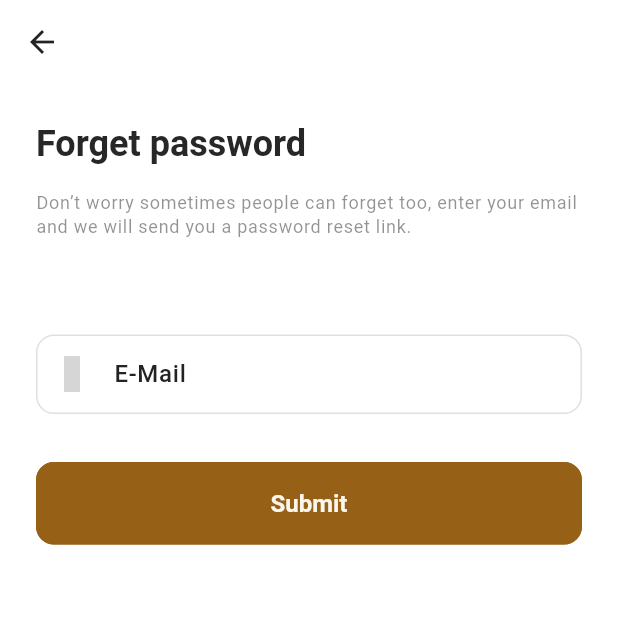
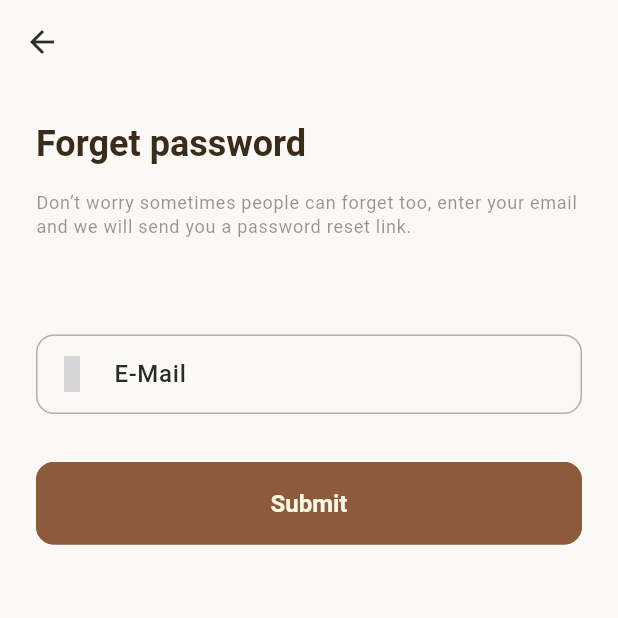
Before and after one commit to grigory-jaworowski/vintaged, a Flutter app: the screen it shows after launch, after a tap on "Forget Password?", on a phone screen of 412 x 824 dp, the top half of it. Run offline on Flutter 3.47's test engine with Material 3 defaults, Android fonts, the phone set to English and light mode, and no system bars; our stand-ins replace cloud_firestore, connectivity_plus, firebase_auth, firebase_core, flutter_native_splash, get and 3 more; accounts and stored records are empty; Roboto replaces fonts that are missing (Poppins); grey boxes are pictures that could not be loaded.

Commit message:
Home screen and custom shape implementation

```diff
--- a/lib/features/authentication/screens/password_config/reset_password.dart
+++ b/lib/features/authentication/screens/password_config/reset_password.dart
@@ -32,9 +32,9 @@ class ResetPasswordScreen extends StatelessWidget {
               const SizedBox(height: VSizes.spaceBtwSections),
 
               // Email, Title & Subtitle
+              Text(VTexts.changeYourPasswordTitle, style: Theme.of(context).textTheme.headlineMedium, textAlign: TextAlign.center),
+              const SizedBox(height: VSizes.spaceBtwItems),
               Text(email, style: Theme.of(context).textTheme.headlineMedium, textAlign: TextAlign.center),
-              const SizedBox(height: VSizes.spaceBtwItems),
-              Text(VTexts.changeYourPasswordTitle, style: Theme.of(context).textTheme.headlineMedium, textAlign: TextAlign.center),
               const SizedBox(height: VSizes.spaceBtwItems),
               Text(VTexts.changeYourPasswordSubTitle, style: Theme.of(context).textTheme.labelMedium, textAlign: TextAlign.center),
               const SizedBox(height: VSizes.spaceBtwSections),
--- a/lib/home_menu.dart
+++ b/lib/home_menu.dart
@@ -1,6 +1,8 @@
 import 'package:flutter/material.dart';
 import 'package:get/get.dart';
 import 'package:iconsax/iconsax.dart';
+import 'package:vintaged/features/shop/screens/home/home.dart';
+import 'package:vintaged/utils/constants/colors.dart';
 
 class HomeMenu extends StatelessWidget {
   const HomeMenu({super.key});
@@ -12,6 +14,7 @@ class HomeMenu extends StatelessWidget {
     return Scaffold(
       bottomNavigationBar: Obx(
         () => NavigationBar(
+          backgroundColor: VColors.white,
           height: 80,
           elevation: 0,
           selectedIndex: controller.selectedIndex.value,
@@ -32,5 +35,5 @@ class HomeMenu extends StatelessWidget {
 class HomeController extends GetxController {
   final Rx<int> selectedIndex = 0.obs;
 
-  final screens = [Container(color: Colors.lightBlue,), Container(color: Colors.blue,), Container(color: Colors.blueAccent,), Container(color: Colors.blueGrey,)];
+  final screens = [const HomeScreen(), Container(color: Colors.blue,), Container(color: Colors.blueAccent,), Container(color: Colors.blueGrey,)];
 }
--- a/lib/utils/constants/colors.dart
+++ b/lib/utils/constants/colors.dart
@@ -2,46 +2,45 @@ import 'package:flutter/material.dart';
 
 class VColors {
   // App theme colors
-  static const Color primary = Color.fromARGB(255, 151, 96, 23);
-  static const Color secondary = Color(0xFFFFE24B);
-  static const Color accent = Color(0xFFb0c7ff);
+  static const Color primary = Color(0xFF8D5A3B); // Rich brown (classic vintage leather tone)
+  static const Color secondary = Color(0xFFB9A681); // Muted beige/gold (vintage fabric)
+  static const Color accent = Color(0xFFB84D3C); // Warm terracotta (vintage warmth)
 
   // Text colors
-  static const Color textPrimary = Color(0xFF333333);
-  static const Color textSecondary = Color(0xFF6C757D);
-  static const Color textWhite = Colors.white;
+  static const Color textPrimary = Color(0xFF4F3B2F); // Deep brown for text (vintage look)
+  static const Color textSecondary = Color(0xFF7D6C55); // Muted olive-green (retro elegance)
+  static const Color textWhite = Colors.white; // White for high contrast
 
   // Background colors
-  static const Color light = Color(0xfff9f6ee);
-  static const Color dark = Color(0xFF272727);
-  static const Color primaryBackground = Color(0xFFF3F5FF);
+  static const Color light = Color(0xFFFBF9E5); // Slightly lighter warm off-white (aged paper)
+  static const Color dark = Color(0xFF3A2C1B); // Dark brown (leather or wood texture)
+  static const Color primaryBackground = Color(0xFFE9CBA7); // Light warm beige (classic vintage tone)
 
   // Background Container colors
-  static const Color lightContainer = Color(0xfff9f6ee);
-  static Color darkContainer = VColors.white.withOpacity(0.1);
+  static const Color lightContainer = Color(0xFFF1E9D1); // Soft tan (light vintage fabric)
+  static Color darkContainer = VColors.white.withOpacity(0.05); // Soft darkened white (retro feel)
 
   // Button colors
-  static const Color buttonPrimary = Color(0xFF4b68ff);
-  static const Color buttonSecondary = Color(0xFF6C757D);
-  static const Color buttonDisabled = Color(0xFFC4C4C4);
+  static const Color buttonPrimary = Color(0xFF705E3E); // Warm brown (vintage leather)
+  static const Color buttonSecondary = Color(0xFFB9A681); // Muted beige/gold (matches vintage elegance)
+  static const Color buttonDisabled = Color(0xFFC4A99F); // Muted light brown (disabled button)
 
   // Border colors
-  static const Color borderPrimary = Color(0xFFD9D9D9);
-  static const Color borderSecondary = Color(0xFFE6E6E6);
+  static const Color borderPrimary = Color(0xFFD1B89B); // Warm taupe (retro border tone)
+  static const Color borderSecondary = Color(0xFFE6D5B7); // Soft beige (light vintage border)
 
   // Error and validation colors
-  static const Color error = Color(0xFFD32F2F);
-  static const Color success = Color(0xFF388E3C);
-  static const Color warning = Color(0xFFF57C00);
-  static const Color info = Color(0xFF1976D2);
+  static const Color error = Color(0xFFD9534F); // Rich red (retro warning color)
+  static const Color success = Color(0xFF5CB85C); // Deep green (classic vintage feel)
+  static const Color warning = Color(0xFFFAA732); // Warm amber (retro warning color)
+  static const Color info = Color(0xFF5BC0DE); // Soft blue (vintage calm)
 
   // Neutral Shades
-  static const Color black = Color(0xFF232323);
-  static const Color darkerGrey = Color(0xFF4F4F4F);
-  static const Color darkGrey = Color(0xFF939393);
-  static const Color grey = Color(0xFFE0E0E0);
-  static const Color softGrey = Color(0xFFF4F4F4);
-  static const Color lightGrey = Color(0xFFF9F9F9);
-  static const Color white = Color(0xFFFFFFFF);
-
+  static const Color black = Color(0xFF2C2C2C); // Dark charcoal (classic neutral)
+  static const Color darkerGrey = Color(0xFF535353); // Muted grey (aged tone)
+  static const Color darkGrey = Color(0xFF787878); // Slightly warm dark grey (retro)
+  static const Color grey = Color(0xFFB0B0B0); // Warm grey (aging elegance)
+  static const Color softGrey = Color(0xFFD3D3D3); // Soft light grey (faded tone)
+  static const Color lightGrey = Color(0xFFE6E6E6); // Very soft grey (aged paper or fabric)
+  static const Color white = Color(0xFFFAF9F6); // White
 }
--- a/lib/utils/constants/image_strings.dart
+++ b/lib/utils/constants/image_strings.dart
@@ -1,5 +1,5 @@
 class VImages {
-  static const String testAppLogo = 'assets/logos/logo.png';
+  static const String testAppLogo = 'assets/logos/test-logo.png';
   static const String googleIcon = 'assets/logos/google-icon.png';
   static const String facebookIcon = 'assets/logos/facebook-icon.png';
 
--- a/lib/utils/constants/text_strings.dart
+++ b/lib/utils/constants/text_strings.dart
@@ -43,7 +43,7 @@ class VTexts {
   static const String signupTitle = "Let’s create your account";
   static const String forgetPasswordTitle = "Forget password";
   static const String forgetPasswordSubTitle = "Don’t worry sometimes people can forget too, enter your email and we will send you a password reset link.";
-  static const String changeYourPasswordTitle = "Password Reset Email Sent";
+  static const String changeYourPasswordTitle = "Password Reset Link Sent To";
   static const String changeYourPasswordSubTitle = "Your Account Security is Our Priority! We've Sent You a Secure Link to Safely Change Your Password and Keep Your Account Protected.";
   static const String confirmEmail = "Verify your email address!";
   static const String confirmEmailSubTitle = "Congratulations! Your Account Awaits: Verify Your Email to Start browsing incredible pieces and Experience a World of Sustainable Clothing.";
```
Also changed, not shown: lib/common/widgets/custom_shapes/containers/circular_container.dart (added, +35 -0 lines), lib/common/widgets/custom_shapes/containers/primary_header_container.dart (added, +32 -0 lines), lib/common/widgets/custom_shapes/curved_edges/curved_edges.dart (added, +30 -0 lines), lib/common/widgets/custom_shapes/curved_edges/curved_edges_widgets.dart (added, +18 -0 lines), lib/features/shop/screens/home/home.dart (added, +23 -0 lines), native_splash.yaml (+4 -4 lines), 24 other files.
